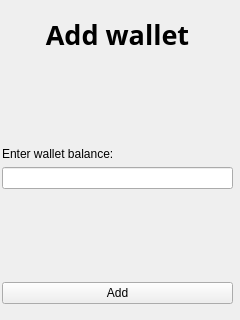
The window that src/ui/addwallet.ui (snrteftelya/cryptominder) describes before a commit, drawn with Qt 5.
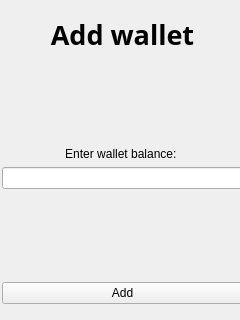
The same window after the commit.

The edit to the form file:
```diff
--- a/src/ui/addwallet.ui
+++ b/src/ui/addwallet.ui
@@ -25,12 +25,12 @@
   <property name="windowTitle">
    <string>Add wallet</string>
   </property>
-  <widget class="QWidget" name="">
+  <widget class="QWidget" name="layoutWidget">
    <property name="geometry">
     <rect>
      <x>2</x>
      <y>13</y>
-     <width>231</width>
+     <width>241</width>
      <height>291</height>
     </rect>
    </property>
@@ -90,6 +90,9 @@
         <property name="text">
          <string>Enter wallet balance: </string>
         </property>
+        <property name="alignment">
+         <set>Qt::AlignmentFlag::AlignCenter</set>
+        </property>
        </widget>
       </item>
       <item>
```
